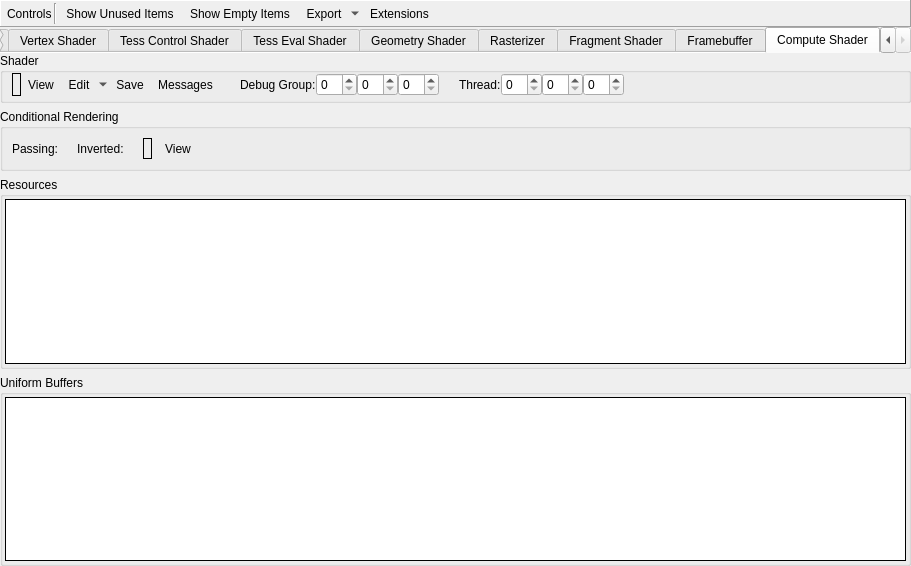
This is qrenderdoc/Windows/PipelineState/VulkanPipelineStateViewer.ui in baldurk/renderdoc as Qt 5 draws it before an edit. The edited form follows.
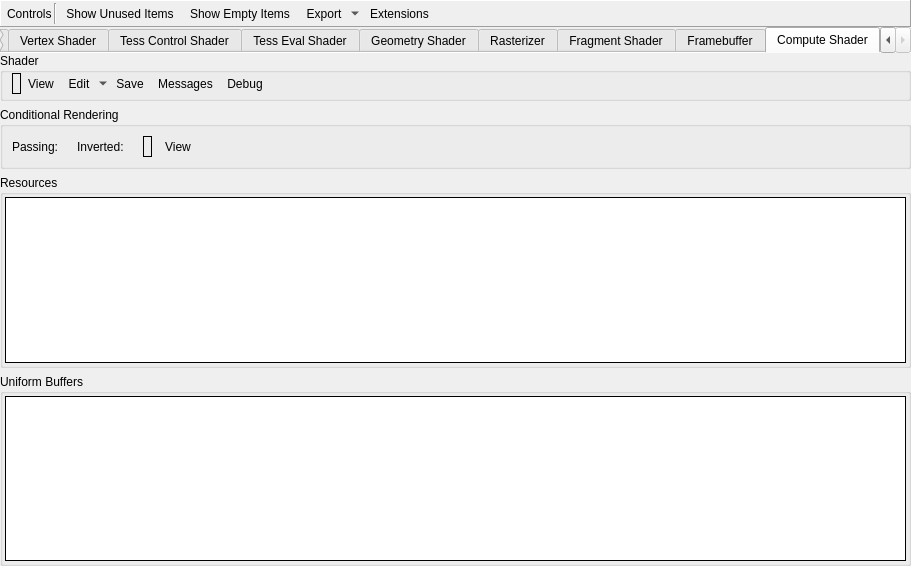
This is the edited form. The open tabs and pages were chosen to show the change. Icons and pictures are not drawn. Custom widgets are drawn as their Qt base class.

Commit message:
Add ability to debug compute shaders by dispatch thread ID
In some cases it is easier to know the dispatch thread ID you want to
debug rather than the group/thread IDs. This change adds a new window
when the debug button is clicked, to allow you to specify which thread
to debug in the most convenient way.

```diff
--- a/qrenderdoc/Windows/PipelineState/VulkanPipelineStateViewer.ui
+++ b/qrenderdoc/Windows/PipelineState/VulkanPipelineStateViewer.ui
@@ -3804,77 +3804,21 @@
            </widget>
           </item>
           <item>
-           <widget class="QFrame" name="csDebugFrame">
-            <layout class="QHBoxLayout" name="horizontalLayout_34">
-             <property name="spacing">
-              <number>0</number>
-             </property>
-             <property name="leftMargin">
-              <number>0</number>
-             </property>
-             <property name="topMargin">
-              <number>0</number>
-             </property>
-             <property name="rightMargin">
-              <number>0</number>
-             </property>
-             <property name="bottomMargin">
-              <number>0</number>
-             </property>
-             <item>
-              <widget class="QLabel" name="groupDebugLabel">
+           <widget class="QToolButton" name="computeDebugSelector">
                <property name="text">
-                <string>Debug Group:</string>
-               </property>
-               <property name="indent">
-                <number>20</number>
-               </property>
-              </widget>
-             </item>
-             <item>
-              <widget class="QSpinBox" name="groupX"/>
-             </item>
-             <item>
-              <widget class="QSpinBox" name="groupY"/>
-             </item>
-             <item>
-              <widget class="QSpinBox" name="groupZ"/>
-             </item>
-             <item>
-              <widget class="QLabel" name="threadDebugLabel">
-               <property name="text">
-                <string>Thread:</string>
-               </property>
-               <property name="indent">
-                <number>20</number>
-               </property>
-              </widget>
-             </item>
-             <item>
-              <widget class="QSpinBox" name="threadX"/>
-             </item>
-             <item>
-              <widget class="QSpinBox" name="threadY"/>
-             </item>
-             <item>
-              <widget class="QSpinBox" name="threadZ"/>
-             </item>
-             <item>
-              <widget class="QToolButton" name="debugThread">
-               <property name="text">
-                <string/>
+             <string>Debug</string>
                </property>
                <property name="icon">
                 <iconset resource="../../Resources/resources.qrc">
                  <normaloff>:/wrench.png</normaloff>:/wrench.png
                 </iconset>
                </property>
+            <property name="toolButtonStyle">
+             <enum>Qt::ToolButtonTextBesideIcon</enum>
+            </property>
                <property name="autoRaise">
                 <bool>true</bool>
                </property>
-              </widget>
-             </item>
-            </layout>
            </widget>
           </item>
           <item>
```
Lines whose indentation alone changed are shown as unchanged. The commit also changes 15 other files.
